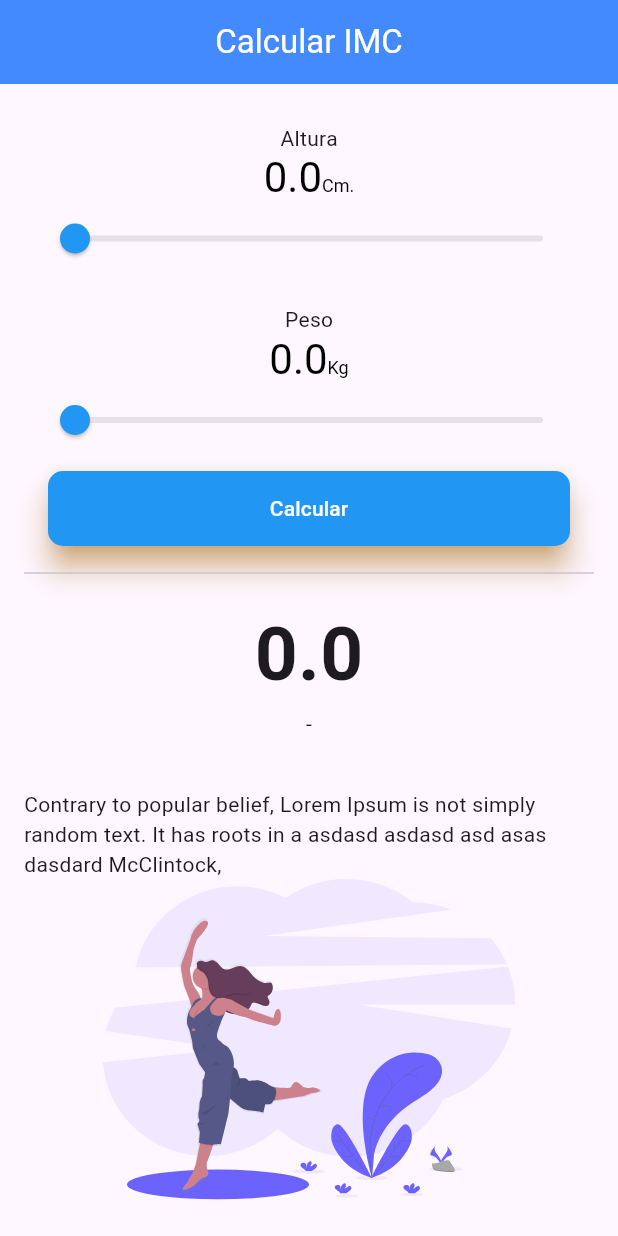
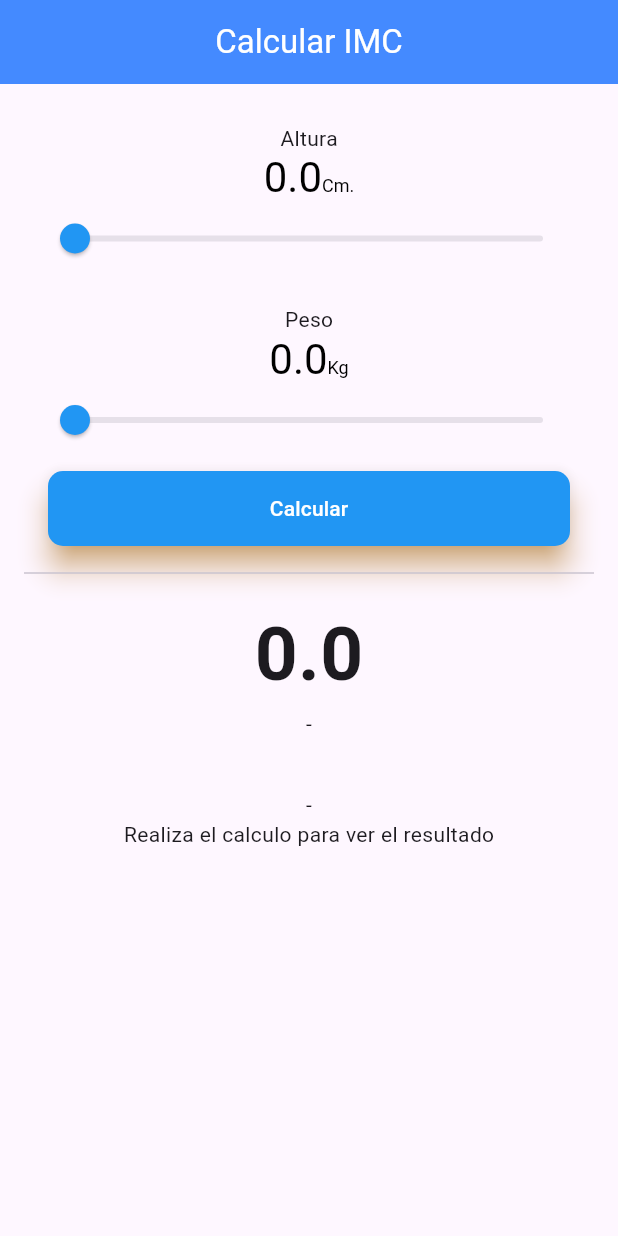
Before and after one commit to fr4nsgallegos/imcappg12, a Flutter app: the screen it shows after launch, on a phone screen of 412 x 824 dp. Run offline on Flutter 3.47's test engine with Material 3 defaults, Android fonts, the phone set to English and light mode, and no system bars; our stand-ins replace flutter_svg.

Commit message:
conviertiendo el map a una clase

```diff
--- /dev/null
+++ b/lib/models/imc_model.dart
@@ -0,0 +1,27 @@
+class ImcModel {
+  String title;
+  String recomendation;
+  String pathImage;
+
+  ImcModel(this.title, this.recomendation, this.pathImage);
+}
+
+List<ImcModel> imcModelList = [
+  ImcModel(
+    "Bajo peso",
+    "Se debe alimentar con los nutrientes necesarios",
+    "delgadez",
+  ),
+  ImcModel("Normal", "El IMC  es normal, manten tu dieta balanceada", "normal"),
+  ImcModel(
+    "Sobrepeso",
+    "Salir a correr 1 o 2 veces a la semana y toma agua",
+    "sobrepeso",
+  ),
+  ImcModel(
+    "Obesidad",
+
+    "Realiza una dieta balanceada y haz ejercicio 4 o 5 vveces a la semana",
+    "obesidad",
+  ),
+];
--- a/lib/pages/imc_page.dart
+++ b/lib/pages/imc_page.dart
@@ -1,5 +1,6 @@
 import 'package:flutter/material.dart';
 import 'package:flutter_svg/svg.dart';
+import 'package:imcappg12/models/imc_model.dart';
 import 'package:imcappg12/widgets/slider_widget.dart';
 
 class ImcPage extends StatefulWidget {
@@ -11,17 +12,19 @@ class ImcPage extends StatefulWidget {
 
 class ImcPageState extends State<ImcPage> {
   double altura = 0, peso = 0, imcResut = 0;
-  Map<String, dynamic>? selectectImcMap;
+  // Map<String, dynamic>? selectectImcMap;
 
-  void seleccionImcModel() {
+  ImcModel? selectedImcModel;
+
+  void seleccionImcMap() {
     if (imcResut > 0 && imcResut < 18.5) {
-      selectectImcMap = imcMapList[0];
+      selectedImcModel = imcModelList[0];
     } else if (imcResut >= 18.5 && imcResut <= 24.9) {
-      selectectImcMap = imcMapList[1];
+      selectedImcModel = imcModelList[1];
     } else if (imcResut >= 25.0 && imcResut <= 29.9) {
-      selectectImcMap = imcMapList[2];
+      selectedImcModel = imcModelList[2];
     } else {
-      selectectImcMap = imcMapList[3];
+      selectedImcModel = imcModelList[3];
     }
   }
 
@@ -33,30 +36,6 @@ class ImcPageState extends State<ImcPage> {
     imcResut = roundedDecimal(peso / ((altura * altura) / 10000));
     print(imcResut);
   }
-
-  List<Map<String, dynamic>> imcMapList = [
-    {
-      "title": "Bajo peso",
-      "recomendation": "Se debe alimentar con los nutrientes necesarios",
-      "pathImage": "delgadez",
-    },
-    {
-      "title": "Normal",
-      "recomendation": "El IMC  es normal, manten tu dieta balanceada",
-      "pathImage": "normal",
-    },
-    {
-      "title": "Sobrepeso",
-      "recomendation": "Salir a correr 1 o 2 veces a la semana y toma agua",
-      "pathImage": "sobrepeso",
-    },
-    {
-      "title": "Obesidad",
-      "recomendation":
-          "Realiza una dieta balanceada y haz ejercicio 4 o 5 vveces a la semana",
-      "pathImage": "delgadez",
-    },
-  ];
 
   @override
   Widget build(BuildContext context) {
@@ -96,6 +75,7 @@ class ImcPageState extends State<ImcPage> {
               child: ElevatedButton(
                 onPressed: () {
                   calcularImc();
+                  seleccionImcMap();
                   setState(() {});
                 },
                 style: ElevatedButton.styleFrom(
@@ -115,16 +95,16 @@ class ImcPageState extends State<ImcPage> {
               imcResut.toString(),
               style: TextStyle(fontSize: 50, fontWeight: FontWeight.bold),
             ),
-            Text(selectectImcMap?["title"] ?? "-"),
+            Text(selectedImcModel?.title ?? "-"),
             SizedBox(height: 34),
-            Text(
-              "Contrary to popular belief, Lorem Ipsum is not simply random text. It has roots in a asdasd asdasd asd asas dasdard McClintock,",
-            ),
-            SvgPicture.asset(
-              "assets/svg/normal.svg",
-              width: MediaQuery.of(context).size.width / 1.5,
-              // color: Colors.red,
-            ),
+            Text(selectedImcModel?.recomendation ?? "-"),
+            selectedImcModel == null
+                ? Text("Realiza el calculo para ver el resultado")
+                : SvgPicture.asset(
+                  "assets/svg/${selectedImcModel!.pathImage}.svg",
+                  width: MediaQuery.of(context).size.width / 1.5,
+                  // color: Colors.red,
+                ),
           ],
         ),
       ),
```
